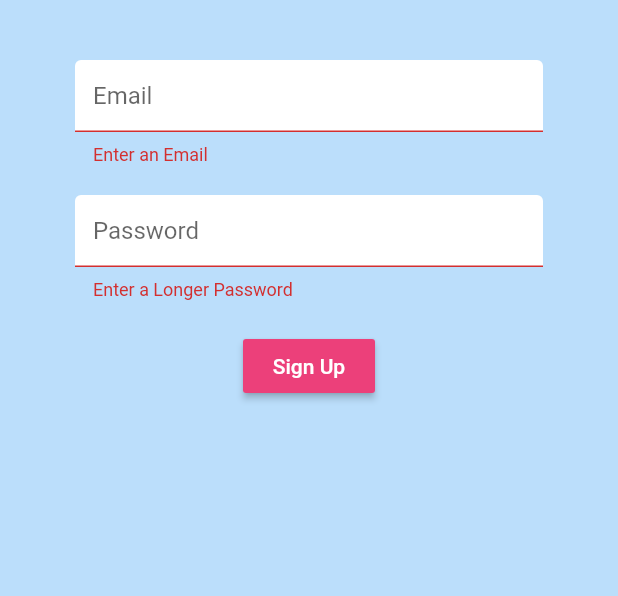
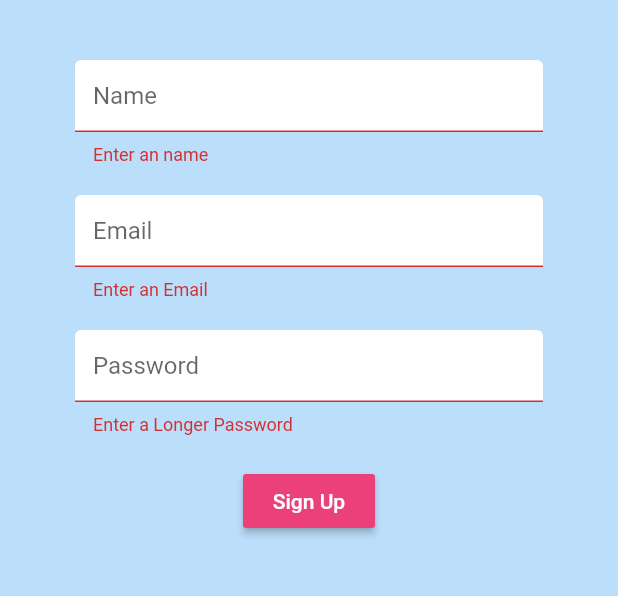
Before and after one commit to SweetSourPeter/MINISeniorDesign-CovidAPP, a Flutter app: the Register screen opened directly, after a tap on "Sign Up", on a phone screen of 412 x 824 dp, the part 84-680 px from its top. Run offline on Flutter 3.47's test engine with Material 2 defaults, Android fonts, the phone set to English and light mode, and no system bars; our stand-ins replace auto_size_text, charts_flutter, cloud_firestore, firebase_auth, flutter_datetime_picker, flutter_spinkit and 6 more; missing offline and left inert: barcode_scan, flutter_health; accounts and stored records are empty; network calls fail.

```diff
--- a/lib/pages/loginPage/register.dart
+++ b/lib/pages/loginPage/register.dart
@@ -14,7 +14,7 @@ class _RegisterState extends State<Register> {
   final AuthenticateService _authservice = AuthenticateService();
   final _formKey = GlobalKey<FormState>();
   bool isLoading = false;
-
+  String name = '';
   String email = '';
   String password = '';
   String error = '';
@@ -43,8 +43,23 @@ class _RegisterState extends State<Register> {
                 padding: EdgeInsets.symmetric(vertical: 20.0, horizontal: 50.0),
                 child: Form(
                   key: _formKey,
+                  child: SingleChildScrollView(
                     child: Column(
                       children: <Widget>[
+                        SizedBox(
+                          height: 20.0,
+                        ),
+                        TextFormField(
+                          decoration:
+                              textInputDecoration.copyWith(hintText: 'Name'),
+                          validator: (val) =>
+                              val.isEmpty ? 'Enter an name' : null,
+                          onChanged: (val) {
+                            setState(() {
+                              name = val;
+                            });
+                          },
+                        ),
                         SizedBox(
                           height: 20.0,
                         ),
@@ -63,8 +78,8 @@ class _RegisterState extends State<Register> {
                           height: 20.0,
                         ),
                         TextFormField(
-                        decoration:
-                            textInputDecoration.copyWith(hintText: 'Password'),
+                          decoration: textInputDecoration.copyWith(
+                              hintText: 'Password'),
                           validator: (val) =>
                               val.length < 6 ? 'Enter a Longer Password' : null,
                           obscureText: true,
@@ -86,8 +101,8 @@ class _RegisterState extends State<Register> {
                               setState(() {
                                 isLoading = true;
                               });
-                            dynamic result =
-                                await _authservice.register(email, password);
+                              dynamic result = await _authservice.register(
+                                  email, password, name);
                               if (result == null) {
                                 setState(() {
                                   error = 'Please Supply a Valid Email';
@@ -106,6 +121,7 @@ class _RegisterState extends State<Register> {
                         ),
                       ],
                     ),
+                  ),
                 )),
           );
   }
--- /dev/null
+++ b/lib/pages/studentPage/userDashboard.dart
@@ -0,0 +1 @@
+import 'package:flutter/material.dart';
--- a/lib/service/authenticate_service.dart
+++ b/lib/service/authenticate_service.dart
@@ -24,14 +24,13 @@ class AuthenticateService {
     }
   }
 
-  Future register(String email, String password) async {
+  Future register(String email, String password, String name) async {
     try {
       AuthResult result = await _auth.createUserWithEmailAndPassword(
           email: email, password: password);
       FirebaseUser user = result.user;
       try {
-        await DatabaseService(uid: user.uid)
-            .updateUserData('Hanming', 'Hanming\'s email', true);
+        await DatabaseService(uid: user.uid).updateUserData(name, email, false);
       } catch (e) {
         print('Look at here: ');
         print(e.toString());
```
Also changed, not shown: lib/mainMenu.dart (+6 -3 lines), lib/service/database.dart (+10 -0 lines). Lines whose indentation alone changed are shown as unchanged.
